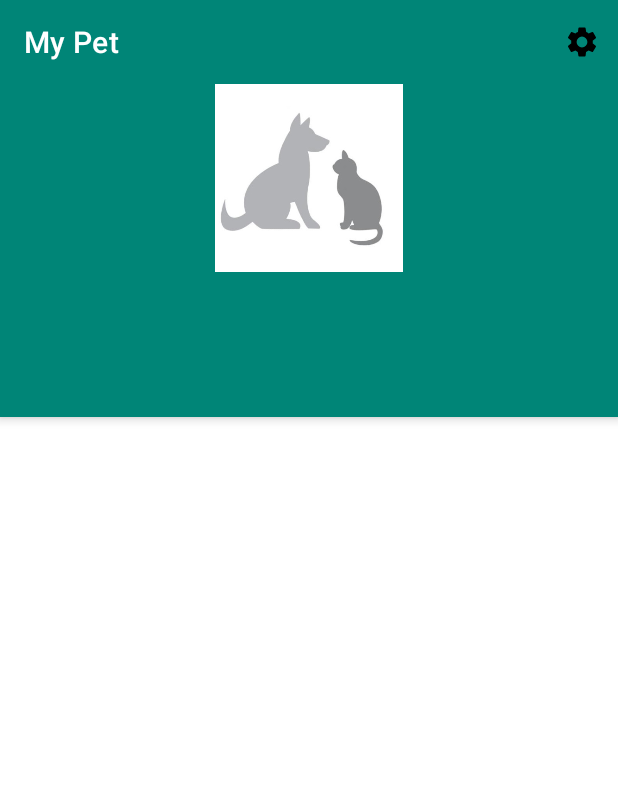
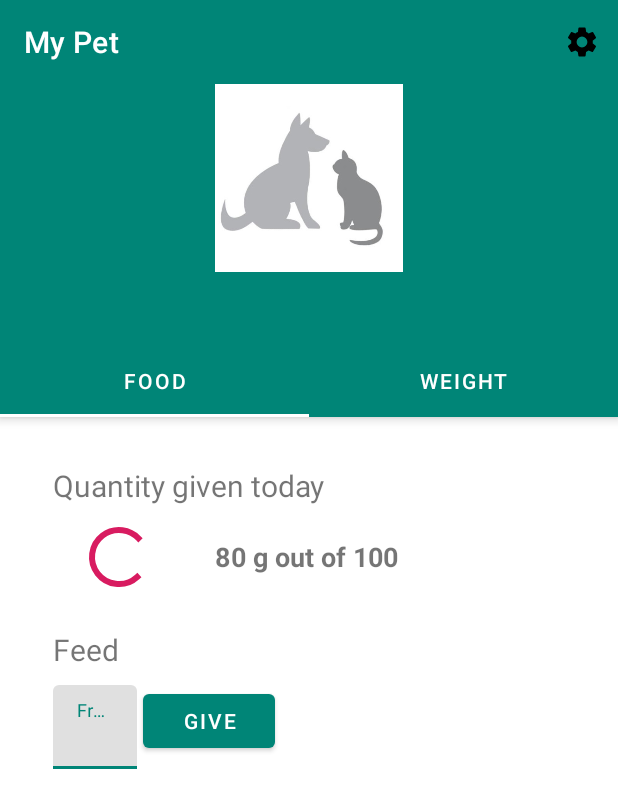
Before and after one commit to jeromebrenier/SMB116, an Android app: the PetFoodingActivity screen opened directly, with no data from a screen before it, on a phone screen of 412 x 824 dp. Shown: the top 808 px of the screen. Run offline under Robolectric (Android 15) with nearby library versions, the phone set to English and light mode, and no system bars; our stand-ins replace data binding; 7 statements that could not run were skipped.

Commit message:
bug pet creation

```diff
--- a/Petfoodingcontrol/app/src/main/java/fr/jbrenier/petfoodingcontrol/db/dao/PetDao.java
+++ b/Petfoodingcontrol/app/src/main/java/fr/jbrenier/petfoodingcontrol/db/dao/PetDao.java
@@ -28,7 +28,6 @@ public interface PetDao {
             "SELECT Pet.* FROM PetFeeders INNER JOIN Pet ON PetFeeders.pet_Id = Pet.pet_id " +
             "WHERE PetFeeders.user_Id = :userId")
     Flowable<List<Pet>> getAllUserPetsByUserId(Long userId);
-    @Query("SELECT * FROM ")
     @Update
     Completable update(Pet pet);
     @Delete
--- a/Petfoodingcontrol/app/src/main/java/fr/jbrenier/petfoodingcontrol/ui/activities/petfooding/PetFoodingActivity.java
+++ b/Petfoodingcontrol/app/src/main/java/fr/jbrenier/petfoodingcontrol/ui/activities/petfooding/PetFoodingActivity.java
@@ -20,7 +20,7 @@ import fr.jbrenier.petfoodingcontrol.ui.fragments.petfooding.SectionsPagerAdapte
 import fr.jbrenier.petfoodingcontrol.ui.fragments.petfooding.food.PetFoodFragment;
 import fr.jbrenier.petfoodingcontrol.ui.fragments.petfooding.weight.PetWeightFragment;
 
-import static androidx.databinding.library.baseAdapters.BR.petfoodingviewmodel;
+import static fr.jbrenier.petfoodingcontrol.BR.petfoodingviewmodel;
 
 public class PetFoodingActivity extends AppCompatActivity
                                 implements PetFoodFragment.OnFragmentInteractionListener,
@@ -43,7 +43,7 @@ public class PetFoodingActivity extends AppCompatActivity
         setSupportActionBar(findViewById(R.id.pet_fooding_toolbar));
 
         SectionsPagerAdapter sectionsPagerAdapter = new SectionsPagerAdapter(this, getSupportFragmentManager());
-        ViewPager viewPager = findViewById(R.id.view_pager);
+        ViewPager viewPager = findViewById(R.id.pet_fooding_view_pager);
         viewPager.setAdapter(sectionsPagerAdapter);
         TabLayout tabs = findViewById(R.id.pet_fooding_tabs);
         tabs.setupWithViewPager(viewPager);
@@ -71,4 +71,8 @@ public class PetFoodingActivity extends AppCompatActivity
     public void onFragmentInteraction(Uri uri) {
 
     }
+
+    public PetFoodingViewModel getPetFoodingViewModel() {
+        return petFoodingViewModel;
+    }
 }
--- a/Petfoodingcontrol/app/src/main/java/fr/jbrenier/petfoodingcontrol/ui/activities/petmanagement/PetData.java
+++ b/Petfoodingcontrol/app/src/main/java/fr/jbrenier/petfoodingcontrol/ui/activities/petmanagement/PetData.java
@@ -1,6 +1,6 @@
 package fr.jbrenier.petfoodingcontrol.ui.activities.petmanagement;
 
 public interface PetData {
-    void loadPetData();
-    void savePetData();
+    void loadPetData(PetManagementActivity petManagementActivity);
+    void savePetData(PetManagementActivity petManagementActivity);
 }
--- a/Petfoodingcontrol/app/src/main/java/fr/jbrenier/petfoodingcontrol/ui/fragments/petfooding/food/PetFoodFragment.java
+++ b/Petfoodingcontrol/app/src/main/java/fr/jbrenier/petfoodingcontrol/ui/fragments/petfooding/food/PetFoodFragment.java
@@ -4,6 +4,9 @@ import android.content.Context;
 import android.net.Uri;
 import android.os.Bundle;
 
+import androidx.annotation.Nullable;
+import androidx.databinding.DataBindingUtil;
+import androidx.databinding.ViewDataBinding;
 import androidx.fragment.app.Fragment;
 
 import android.view.LayoutInflater;
@@ -11,17 +14,19 @@ import android.view.View;
 import android.view.ViewGroup;
 
 import fr.jbrenier.petfoodingcontrol.R;
+import fr.jbrenier.petfoodingcontrol.ui.activities.petfooding.PetFoodingActivity;
+import fr.jbrenier.petfoodingcontrol.ui.activities.petfooding.PetFoodingViewModel;
+
+import static fr.jbrenier.petfoodingcontrol.BR.petfoodfragmentviewmodel;
 
 /**
- * A simple {@link Fragment} subclass.
- * Activities that contain this fragment must implement the
- * {@link PetFoodFragment.OnFragmentInteractionListener} interface
- * to handle interaction events.
+ * The Pet food fragment.
+ * @author Jérôme Brenier
  */
 public class PetFoodFragment extends Fragment {
-    // TODO: Rename parameter arguments, choose names that match
 
     private OnFragmentInteractionListener mListener;
+    private ViewDataBinding binding;
 
     public PetFoodFragment() {
     }
@@ -34,8 +39,16 @@ public class PetFoodFragment extends Fragment {
     @Override
     public View onCreateView(LayoutInflater inflater, ViewGroup container,
                              Bundle savedInstanceState) {
-        // Inflate the layout for this fragment
-        return inflater.inflate(R.layout.pet_food_fragment, container, false);
+        binding = DataBindingUtil.inflate(inflater, R.layout.pet_food_fragment, container, false);
+        binding.setLifecycleOwner(this);
+        return binding.getRoot();
+    }
+
+    @Override
+    public void onActivityCreated(@Nullable Bundle savedInstanceState) {
+        super.onActivityCreated(savedInstanceState);
+        PetFoodingViewModel pfcVM = ((PetFoodingActivity) getActivity()).getPetFoodingViewModel();
+        binding.setVariable(petfoodfragmentviewmodel, pfcVM);
     }
 
     // TODO: Rename method, update argument and hook method into UI event
--- a/Petfoodingcontrol/app/src/main/res/layout/pet_food_fragment.xml
+++ b/Petfoodingcontrol/app/src/main/res/layout/pet_food_fragment.xml
@@ -1,11 +1,19 @@
 <?xml version="1.0" encoding="utf-8"?>
-<ScrollView xmlns:android="http://schemas.android.com/apk/res/android"
-    xmlns:app="http://schemas.android.com/apk/res-auto"
+<layout xmlns:tools="http://schemas.android.com/tools"
+    xmlns:android="http://schemas.android.com/apk/res/android"
+    xmlns:app="http://schemas.android.com/apk/res-auto">
+
+    <data>
+        <import type="android.view.View"/>
+        <variable
+            name="petfoodfragmentviewmodel"
+            type="fr.jbrenier.petfoodingcontrol.ui.activities.petfooding.PetFoodingViewModel" />
+    </data>
+<ScrollView
     android:layout_width="match_parent"
     android:layout_height="match_parent"
     app:layout_behavior="@string/appbar_scrolling_view_behavior">
 <LinearLayout
-    xmlns:tools="http://schemas.android.com/tools"
     android:layout_width="match_parent"
     android:layout_height="wrap_content"
     android:orientation="vertical"
@@ -109,7 +117,8 @@
                     android:layout_height="wrap_content"
                     android:layout_marginHorizontal="@dimen/field_horizontal_margin"
                     android:layout_weight="1"
-                    android:text="Button" />
+                    android:visibility="@{petfoodfragmentviewmodel.pet.foodSettings.preSetPortionList.get(0) == null ? View.GONE : View.VISIBLE}"
+                    android:text="@{petfoodfragmentviewmodel.pet.foodSettings.preSetPortionList.get(0) == null ? 0 : petfoodfragmentviewmodel.pet.foodSettings.preSetPortionList.get(0)}" />
 
                 <Button
                     android:id="@+id/btn_portion2"
@@ -117,7 +126,8 @@
                     android:layout_height="wrap_content"
                     android:layout_marginHorizontal="@dimen/field_horizontal_margin"
                     android:layout_weight="1"
-                    android:text="Button" />
+                    android:visibility="@{petfoodfragmentviewmodel.pet.foodSettings.preSetPortionList.get(1) == null ? View.GONE : View.VISIBLE}"
+                    android:text="@{petfoodfragmentviewmodel.pet.foodSettings.preSetPortionList.get(1) == null ? 0 : petfoodfragmentviewmodel.pet.foodSettings.preSetPortionList.get(1)}" />
 
                 <Button
                     android:id="@+id/btn_portion3"
@@ -125,7 +135,8 @@
                     android:layout_height="wrap_content"
                     android:layout_marginHorizontal="@dimen/field_horizontal_margin"
                     android:layout_weight="1"
-                    android:text="Button" />
+                    android:visibility="@{petfoodfragmentviewmodel.pet.foodSettings.preSetPortionList.get(2) == null ? View.GONE : View.VISIBLE}"
+                    android:text="@{petfoodfragmentviewmodel.pet.foodSettings.preSetPortionList.get(2) == null ? 0 : petfoodfragmentviewmodel.pet.foodSettings.preSetPortionList.get(2)}" />
             </TableRow>
 
             <TableRow
@@ -139,7 +150,8 @@
                     android:layout_height="wrap_content"
                     android:layout_marginHorizontal="@dimen/field_horizontal_margin"
                     android:layout_weight="1"
-                    android:text="Button" />
+                    android:visibility="@{petfoodfragmentviewmodel.pet.foodSettings.preSetPortionList.get(3) == null ? View.GONE : View.VISIBLE}"
+                    android:text="@{petfoodfragmentviewmodel.pet.foodSettings.preSetPortionList.get(3) == null ? 0 : petfoodfragmentviewmodel.pet.foodSettings.preSetPortionList.get(3)}" />
 
                 <Button
                     android:id="@+id/btn_portion5"
@@ -147,7 +159,8 @@
                     android:layout_height="wrap_content"
                     android:layout_marginHorizontal="@dimen/field_horizontal_margin"
                     android:layout_weight="1"
-                    android:text="Button" />
+                    android:visibility="@{petfoodfragmentviewmodel.pet.foodSettings.preSetPortionList.get(4) == null ? View.GONE : View.VISIBLE}"
+                    android:text="@{petfoodfragmentviewmodel.pet.foodSettings.preSetPortionList.get(4) == null ? 0 : petfoodfragmentviewmodel.pet.foodSettings.preSetPortionList.get(4)}" />
 
                 <Button
                     android:id="@+id/btn_portion6"
@@ -155,7 +168,8 @@
                     android:layout_height="wrap_content"
                     android:layout_marginHorizontal="@dimen/field_horizontal_margin"
                     android:layout_weight="1"
-                    android:text="Button" />
+                    android:visibility="@{petfoodfragmentviewmodel.pet.foodSettings.preSetPortionList.get(5) == null ? View.GONE : View.VISIBLE}"
+                    android:text="@{petfoodfragmentviewmodel.pet.foodSettings.preSetPortionList.get(5) == null ? 0 : petfoodfragmentviewmodel.pet.foodSettings.preSetPortionList.get(5)}" />
             </TableRow>
 
         </TableLayout>
@@ -165,3 +179,4 @@
 
 </LinearLayout>
 </ScrollView>
+</layout>
```
Also changed, not shown: Petfoodingcontrol/app/src/main/java/fr/jbrenier/petfoodingcontrol/ui/activities/petmanagement/PetManagementActivity.java (+5 -4 lines), Petfoodingcontrol/app/src/main/java/fr/jbrenier/petfoodingcontrol/ui/fragments/petmanagement/PetManagementFragment.java (+10 -1 lines), Petfoodingcontrol/app/src/main/java/fr/jbrenier/petfoodingcontrol/ui/fragments/petmanagement/feeders/PetFeedersFragment.java (+3 -12 lines), Petfoodingcontrol/app/src/main/java/fr/jbrenier/petfoodingcontrol/ui/fragments/petmanagement/general/PetGeneralFragment.java (+33 -29 lines), Petfoodingcontrol/app/src/main/java/fr/jbrenier/petfoodingcontrol/ui/fragments/petmanagement/petfoodsettings/PetFoodSettingsFragment.java (+29 -35 lines).
